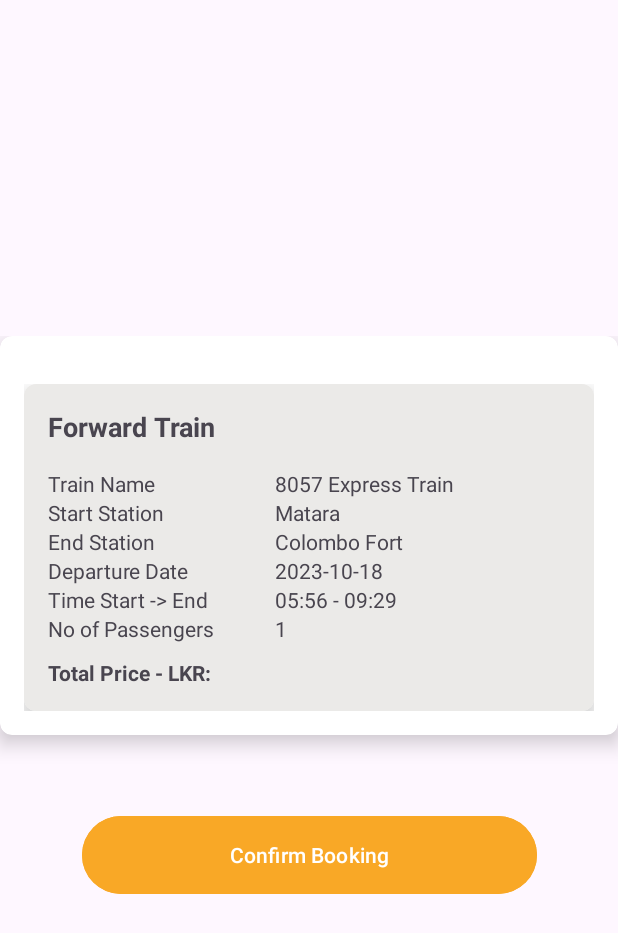
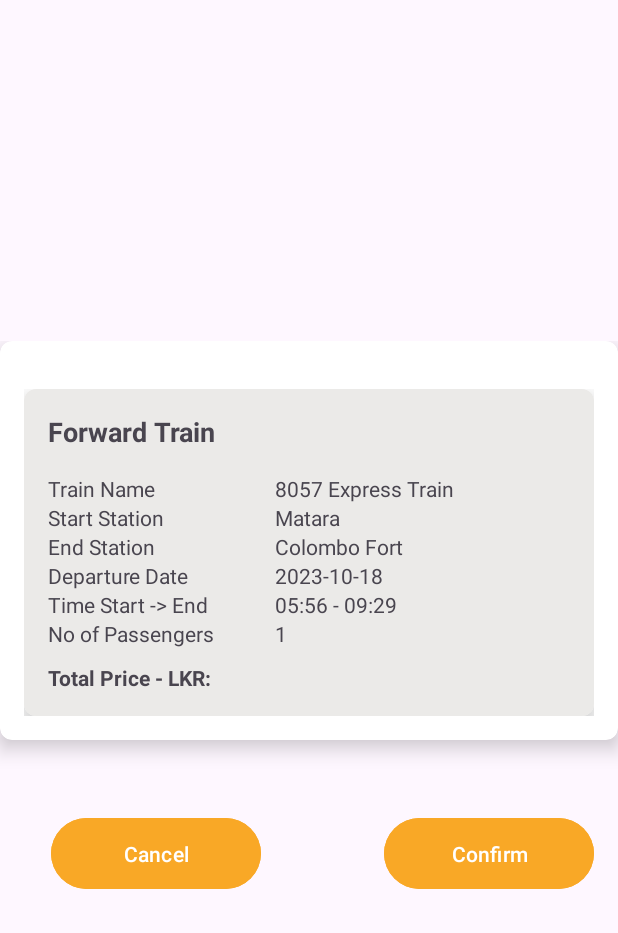
Before and after one commit to Sanjula-Dulshan/Reservation_Mobile_Client, an Android app: the layout activity_ticket_summary.xml on its own in the app's theme, with its tools: preview values and no code run, on a phone screen of 412 x 824 dp. Shown: the top 933 px of the screen. Run offline under Robolectric (Android 15) with nearby library versions, the phone set to English and light mode, and no system bars.

Commit message:
ticket summery cancel btn

```diff
--- a/app/src/main/res/layout/activity_home.xml
+++ b/app/src/main/res/layout/activity_home.xml
@@ -15,7 +15,7 @@
         app:layout_constraintHorizontal_bias="0.636"
         app:layout_constraintStart_toStartOf="parent"
         app:layout_constraintTop_toTopOf="parent"
-        app:layout_constraintVertical_bias="0.011"
+        app:layout_constraintVertical_bias="0.14"
         app:srcCompat="@drawable/travel" />
 
     <Button
--- a/app/src/main/res/layout/activity_select_trip.xml
+++ b/app/src/main/res/layout/activity_select_trip.xml
@@ -15,7 +15,8 @@
         app:layout_constraintBottom_toBottomOf="parent"
         app:layout_constraintEnd_toEndOf="parent"
         app:layout_constraintStart_toStartOf="parent"
-        app:layout_constraintTop_toBottomOf="@+id/etSeat" />
+        app:layout_constraintTop_toBottomOf="@+id/etSeat"
+        app:layout_constraintVertical_bias="0.187" />
 
     <Spinner
         android:id="@+id/spnFrom"
@@ -96,7 +97,9 @@
         android:layout_width="416dp"
         android:layout_height="233dp"
         android:layout_marginStart="1dp"
+        android:layout_marginTop="64dp"
         app:layout_constraintEnd_toEndOf="parent"
+        app:layout_constraintHorizontal_bias="0.666"
         app:layout_constraintStart_toStartOf="parent"
         app:layout_constraintTop_toTopOf="parent"
         app:srcCompat="@drawable/travel" />
--- a/app/src/main/res/layout/activity_ticket_summary.xml
+++ b/app/src/main/res/layout/activity_ticket_summary.xml
@@ -183,14 +183,27 @@
 
         <Button
             android:id="@+id/btnConfirmBooking"
-            android:layout_width="303dp"
-            android:layout_height="60dp"
-            android:layout_marginTop="50dp"
+            android:layout_width="140dp"
+            android:layout_height="55dp"
+            android:layout_marginTop="48dp"
             android:backgroundTint="@color/btnColor"
-            android:text="Confirm Booking"
+            android:text="Confirm"
             app:layout_constraintEnd_toEndOf="parent"
+            app:layout_constraintHorizontal_bias="0.94"
             app:layout_constraintStart_toStartOf="parent"
             app:layout_constraintTop_toBottomOf="@+id/cardView" />
+
+        <Button
+            android:id="@+id/btnCancel"
+            android:layout_width="140dp"
+            android:layout_height="55dp"
+            android:backgroundTint="@color/btnColor"
+            android:text="Cancel"
+            app:layout_constraintBottom_toBottomOf="parent"
+            app:layout_constraintEnd_toStartOf="@+id/btnConfirmBooking"
+            app:layout_constraintHorizontal_bias="0.295"
+            app:layout_constraintStart_toStartOf="parent" />
+
     </androidx.constraintlayout.widget.ConstraintLayout>
 
 </androidx.constraintlayout.widget.ConstraintLayout>
```
Also changed, not shown: app/src/main/java/com/example/onlineticketbooking/TicketSummary.java (+6 -1 lines).
